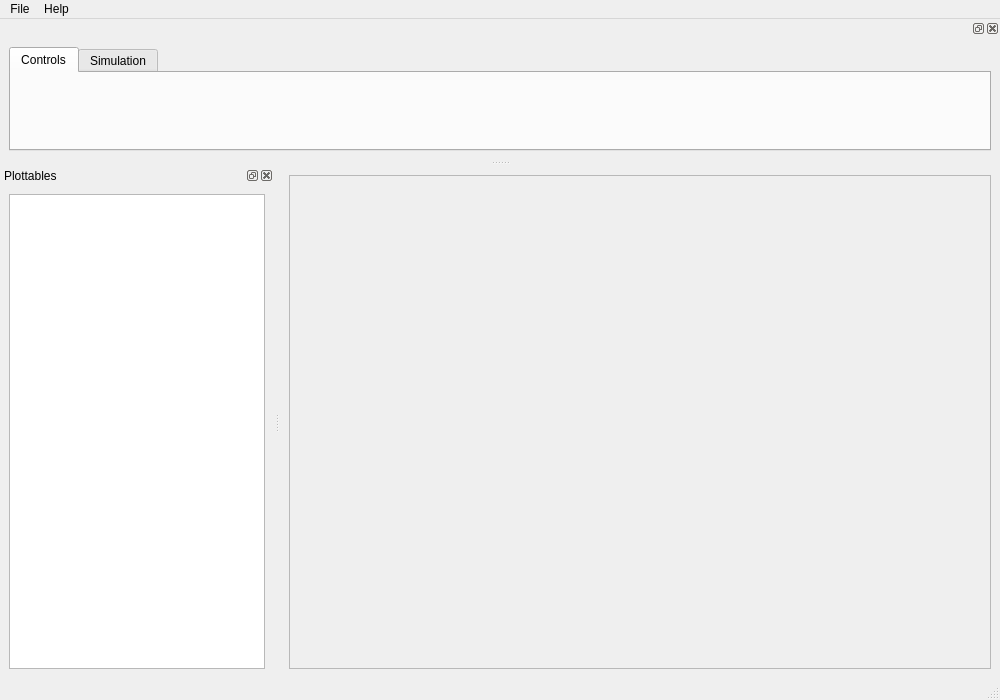
Before: the Qt Designer form py/Theater/ui/DREAMTheater.ui in chalmersplasmatheory/DREAM, drawn with Qt 5.
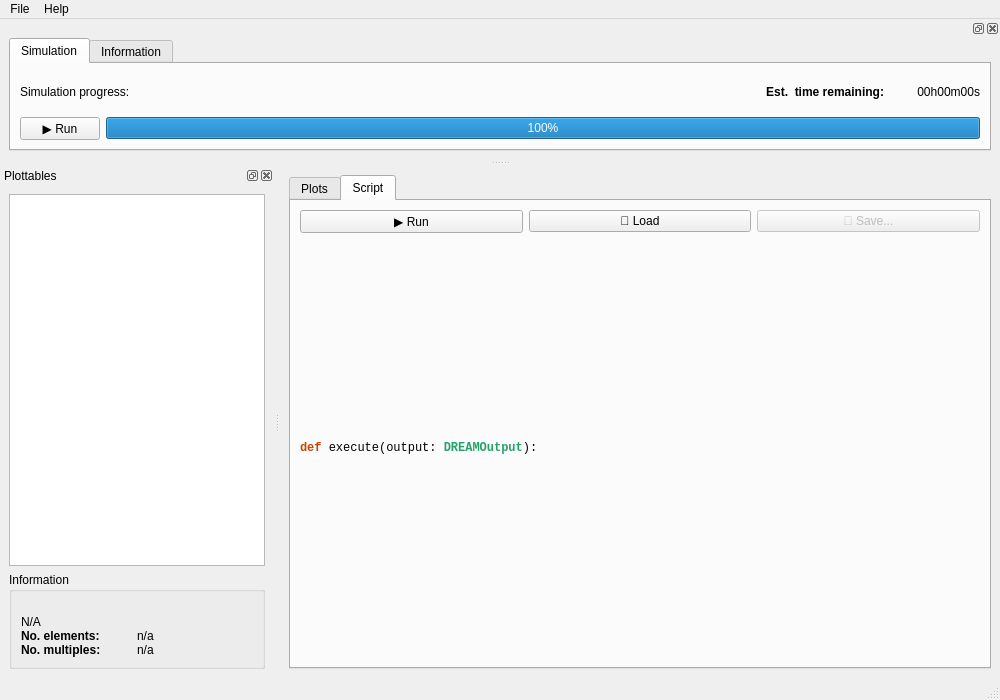
After: the same form once the commit is applied. The open tabs and pages were chosen to show the change. Icons and pictures are not drawn.

Commit message: Many improvements to DREAM Theater GUI

Diff of the .ui file:
```diff
--- a/py/Theater/ui/DREAMTheater.ui
+++ b/py/Theater/ui/DREAMTheater.ui
@@ -20,13 +20,83 @@
   <widget class="QWidget" name="centralwidget">
    <layout class="QHBoxLayout" name="horizontalLayout">
     <item>
-     <widget class="QFrame" name="frame">
-      <property name="frameShape">
-       <enum>QFrame::StyledPanel</enum>
+     <widget class="QTabWidget" name="tabWidget_2">
+      <property name="tabPosition">
+       <enum>QTabWidget::North</enum>
       </property>
-      <property name="frameShadow">
-       <enum>QFrame::Raised</enum>
+      <property name="currentIndex">
+       <number>0</number>
       </property>
+      <widget class="QWidget" name="tabPlot">
+       <attribute name="title">
+        <string>Plots</string>
+       </attribute>
+       <layout class="QVBoxLayout" name="verticalLayout_5">
+        <item>
+         <widget class="QFrame" name="frame">
+          <property name="frameShape">
+           <enum>QFrame::StyledPanel</enum>
+          </property>
+          <property name="frameShadow">
+           <enum>QFrame::Raised</enum>
+          </property>
+         </widget>
+        </item>
+       </layout>
+      </widget>
+      <widget class="QWidget" name="tabEditor">
+       <attribute name="title">
+        <string>Script</string>
+       </attribute>
+       <layout class="QVBoxLayout" name="verticalLayout_6">
+        <item>
+         <layout class="QHBoxLayout" name="horizLayoutEditor">
+          <property name="topMargin">
+           <number>0</number>
+          </property>
+          <item>
+           <widget class="QPushButton" name="btnRunScript">
+            <property name="text">
+             <string>▶ Run</string>
+            </property>
+           </widget>
+          </item>
+          <item>
+           <widget class="QPushButton" name="btnLoadScript">
+            <property name="text">
+             <string>📂 Load</string>
+            </property>
+           </widget>
+          </item>
+          <item>
+           <widget class="QPushButton" name="btnSaveScript">
+            <property name="enabled">
+             <bool>false</bool>
+            </property>
+            <property name="text">
+             <string>💾 Save...</string>
+            </property>
+           </widget>
+          </item>
+         </layout>
+        </item>
+        <item>
+         <widget class="QLabel" name="label_2">
+          <property name="font">
+           <font>
+            <family>Courier New</family>
+           </font>
+          </property>
+          <property name="text">
+           <string>&lt;html&gt;&lt;head/&gt;&lt;body&gt;&lt;p&gt;&lt;span style=&quot; font-weight:600; color:#c64600;&quot;&gt;def&lt;/span&gt; execute(output: &lt;span style=&quot; font-weight:600; color:#26a269;&quot;&gt;DREAMOutput&lt;/span&gt;):&lt;/p&gt;&lt;/body&gt;&lt;/html&gt;</string>
+          </property>
+          <property name="textFormat">
+           <enum>Qt::RichText</enum>
+          </property>
+         </widget>
+        </item>
+       </layout>
+      </widget>
      </widget>
     </item>
    </layout>
@@ -83,14 +153,115 @@
     <layout class="QVBoxLayout" name="verticalLayout">
      <item>
       <widget class="QTreeView" name="treeView">
+       <property name="contextMenuPolicy">
+        <enum>Qt::CustomContextMenu</enum>
+       </property>
        <property name="frameShape">
         <enum>QFrame::StyledPanel</enum>
        </property>
+       <property name="editTriggers">
+        <set>QAbstractItemView::NoEditTriggers</set>
+       </property>
+       <property name="animated">
+        <bool>false</bool>
+       </property>
        <attribute name="headerVisible">
         <bool>false</bool>
        </attribute>
       </widget>
      </item>
+     <item>
+      <widget class="QGroupBox" name="gbPlottableInfo">
+       <property name="title">
+        <string>Information</string>
+       </property>
+       <layout class="QVBoxLayout" name="verticalLayout_3">
+        <property name="spacing">
+         <number>0</number>
+        </property>
+        <item>
+         <widget class="QLabel" name="lblDescription">
+          <property name="text">
+           <string>&lt;Select a plottable&gt;</string>
+          </property>
+          <property name="wordWrap">
+           <bool>true</bool>
+          </property>
+         </widget>
+        </item>
+        <item>
+         <widget class="QLabel" name="lblEquation">
+          <property name="maximumSize">
+           <size>
+            <width>16777215</width>
+            <height>16777215</height>
+           </size>
+          </property>
+          <property name="text">
+           <string>N/A</string>
+          </property>
+          <property name="wordWrap">
+           <bool>true</bool>
+          </property>
+         </widget>
+        </item>
+        <item>
+         <layout class="QHBoxLayout" name="horizontalLayout_4">
+          <property name="topMargin">
+           <number>0</number>
+          </property>
+          <item>
+           <widget class="QLabel" name="label_4">
+            <property name="font">
+             <font>
+              <weight>75</weight>
+              <bold>true</bold>
+             </font>
+            </property>
+            <property name="text">
+             <string>No. elements:</string>
+            </property>
+           </widget>
+          </item>
+          <item>
+           <widget class="QLabel" name="lblNElements">
+            <property name="text">
+             <string>n/a</string>
+            </property>
+           </widget>
+          </item>
+         </layout>
+        </item>
+        <item>
+         <layout class="QHBoxLayout" name="horizontalLayout_5">
+          <property name="topMargin">
+           <number>0</number>
+          </property>
+          <item>
+           <widget class="QLabel" name="label_6">
+            <property name="font">
+             <font>
+              <weight>75</weight>
+              <bold>true</bold>
+             </font>
+            </property>
+            <property name="text">
+             <string>No. multiples:</string>
+            </property>
+           </widget>
+          </item>
+          <item>
+           <widget class="QLabel" name="lblNMultiples">
+            <property name="text">
+             <string>n/a</string>
+            </property>
+           </widget>
+          </item>
+         </layout>
+        </item>
+       </layout>
+      </widget>
+     </item>
     </layout>
    </widget>
   </widget>
@@ -109,6 +280,9 @@
    </attribute>
    <widget class="QWidget" name="dockWidgetContents_2">
     <layout class="QHBoxLayout" name="horizontalLayout_2">
+     <property name="topMargin">
+      <number>0</number>
+     </property>
      <item>
       <widget class="QTabWidget" name="tabWidget">
        <property name="minimumSize">
@@ -118,14 +292,9 @@
         </size>
        </property>
        <property name="currentIndex">
-        <number>1</number>
+        <number>0</number>
        </property>
-       <widget class="QWidget" name="tabControls">
-        <attribute name="title">
-         <string>Controls</string>
-        </attribute>
-       </widget>
-       <widget class="QWidget" name="tab_2">
+       <widget class="QWidget" name="tabSimulation">
         <attribute name="title">
          <string>Simulation</string>
         </attribute>
@@ -190,14 +359,34 @@
           </layout>
          </item>
          <item>
-          <widget class="QProgressBar" name="pbSimulation">
-           <property name="value">
-            <number>24</number>
+          <layout class="QHBoxLayout" name="horizontalLayout_6">
+           <property name="topMargin">
+            <number>0</number>
            </property>
-          </widget>
+           <item>
+            <widget class="QPushButton" name="btnRunSimulation">
+             <property name="text">
+              <string>▶ Run</string>
+             </property>
+            </widget>
+           </item>
+           <item>
+            <widget class="QProgressBar" name="pbSimulation">
+             <property name="value">
+              <number>100</number>
+             </property>
+            </widget>
+           </item>
+          </layout>
          </item>
         </layout>
        </widget>
+       <widget class="QWidget" name="tabInformation">
+        <attribute name="title">
+         <string>Information</string>
+        </attribute>
+        <layout class="QVBoxLayout" name="verticalLayout_4"/>
+       </widget>
       </widget>
      </item>
     </layout>
```
The commit also changes 34 other files.
